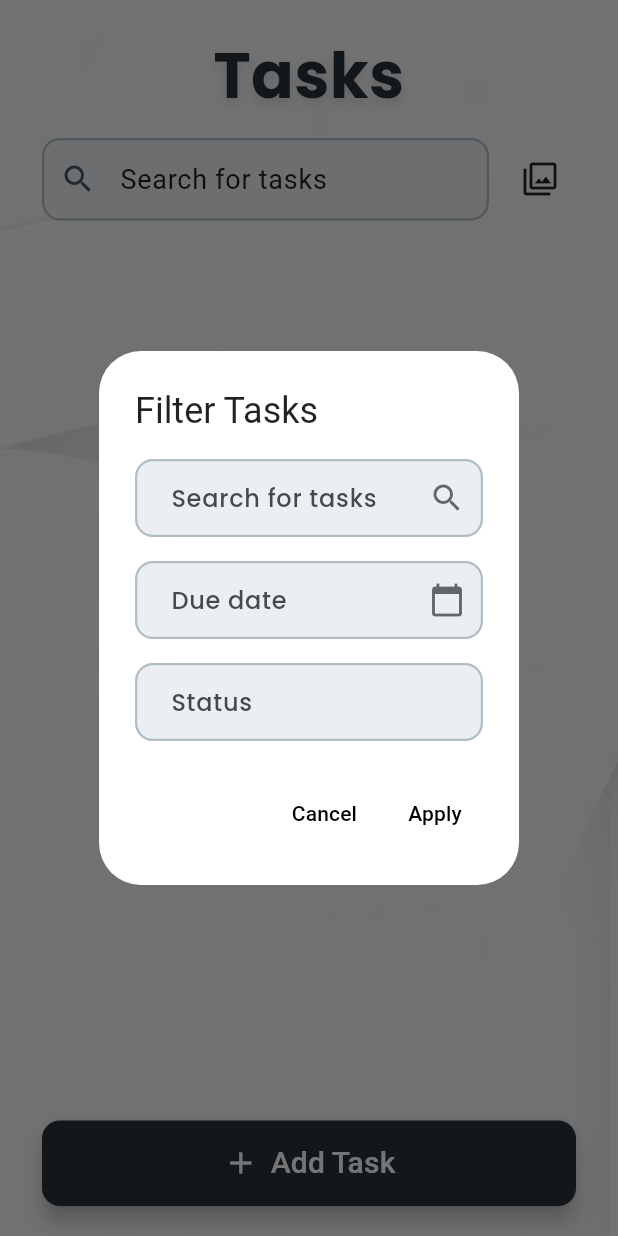
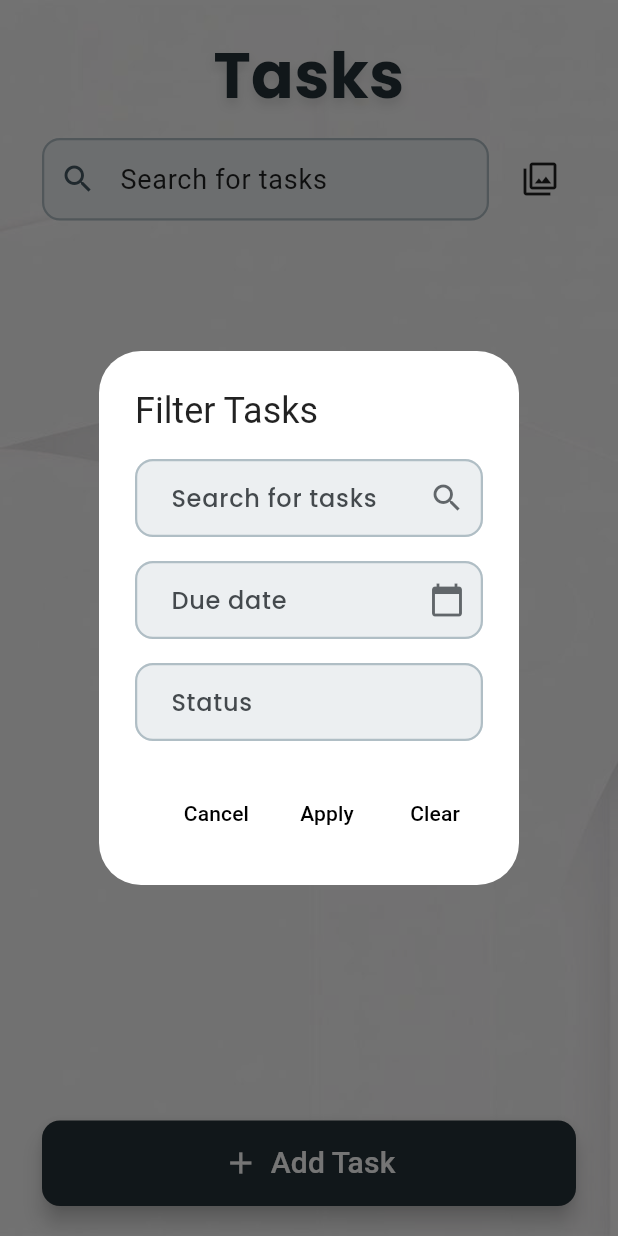
Before and after one commit to Elwaliid/CRM, a Flutter app: the TasksScreen screen opened directly, after a tap on the "filter" icon, on a phone screen of 412 x 824 dp. Run offline on Flutter 3.47's test engine with Material 3 defaults, Android fonts, the phone set to English and light mode, and no system bars; our stand-ins replace calendar_view, firebase_auth, firebase_core, fl_chart, get, google_fonts and 3 more; missing offline and left inert: day_night_time_picker; accounts and stored records are empty; network calls fail.

Commit message:
Update tasks_screen.dart

```diff
--- a/crm_frontend/lib/view/Home_screens/tasks_screen.dart
+++ b/crm_frontend/lib/view/Home_screens/tasks_screen.dart
@@ -33,8 +33,7 @@ class _TasksScreenState extends State<TasksScreen> {
   final TextEditingController _emailSubjectController = TextEditingController();
   final TextEditingController _emailBodyController = TextEditingController();
 
-  final TextEditingController _filterDueDateController =
-      TextEditingController();
+  TextEditingController _filterDueDateController = TextEditingController();
   final List<Task> _tasks = [];
   List<Task> _Tasks = [];
   List<Contact> _contacts = [];
@@ -717,6 +716,7 @@ class _TasksScreenState extends State<TasksScreen> {
               SizedBox(height: 16),
               WilouTextField(
                 label: 'Due date',
+                readOnly: true,
                 controller: _filterDueDateController,
                 icon: Icons.calendar_today,
                 onTap: _selectDate,
@@ -748,6 +748,16 @@ class _TasksScreenState extends State<TasksScreen> {
                 Navigator.of(context).pop();
               },
               child: Text('Apply'),
+            ),
+            TextButton(
+              onPressed: () {
+                setState(() {
+                  _selectedStatus = "";
+                  _filterDueDateController.clear;
+                  _searchController.clear();
+                });
+              },
+              child: Text('Clear'),
             ),
           ],
         );
```
